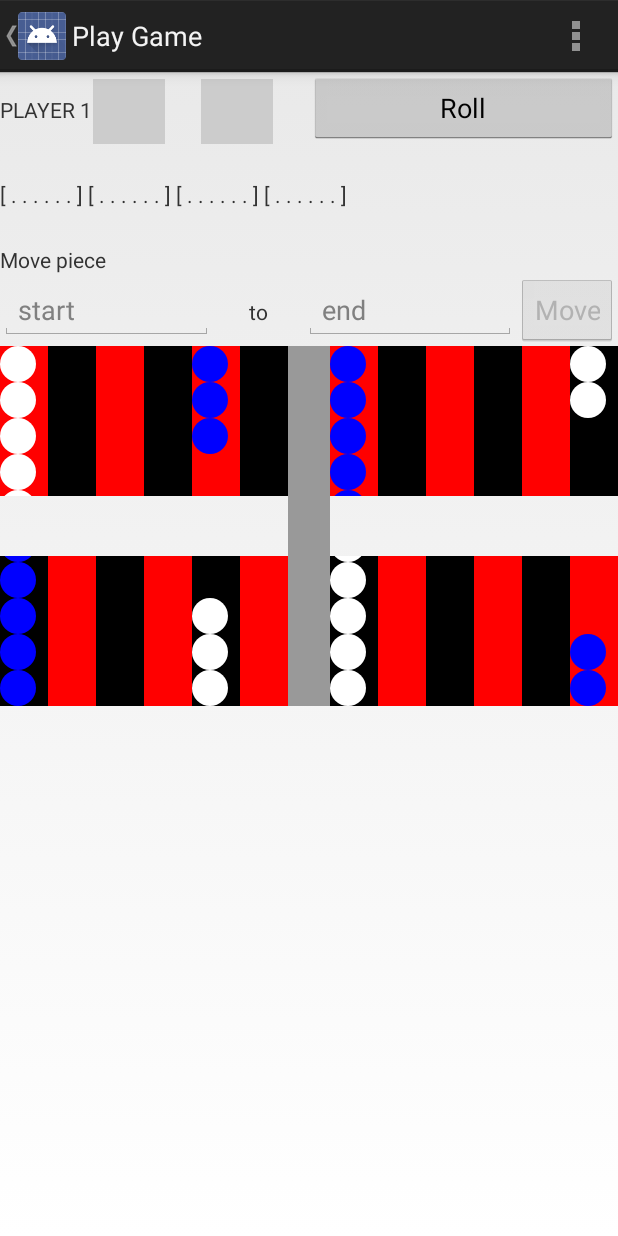
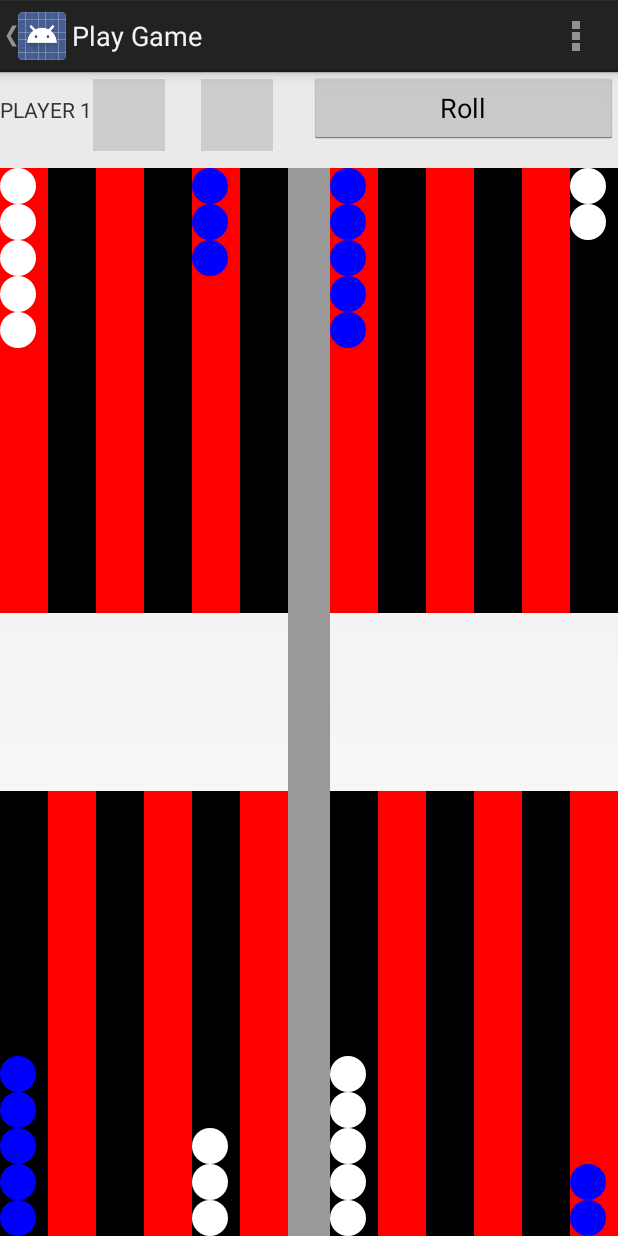
Before and after one commit to lawsonkight/RollDiceGit, an Android app: the screen it shows after launch (PlayGame), after a tap on "Start Game", on a phone screen of 412 x 824 dp. Run offline under Robolectric (Android 15) with nearby library versions, the phone set to English and light mode, and no system bars; 2 statements that could not run were skipped.

Commit message:
Removed manual move and gameBoardTextView

```diff
--- a/app/src/main/java/lawsonkight/rolldice/PlayGame.java
+++ b/app/src/main/java/lawsonkight/rolldice/PlayGame.java
@@ -108,8 +108,6 @@ public class PlayGame extends Activity {
 
     private TextView[] dieTextView = new TextView[NUMBER_OF_DICE];
 
-    TextView gameBoardTextView;
-
     private boolean isHome = true;
 
     @Override
@@ -120,8 +118,6 @@ public class PlayGame extends Activity {
         rollDiceButton = (Button) findViewById(R.id.button_roll_dice);
         movePieceButton = (Button) findViewById(R.id.button_move_piece);
         movePieceButton.setEnabled(false);
-
-        gameBoardTextView = (TextView) findViewById(R.id.game_board_text_view);
 
         dieTextView[0] = (TextView) findViewById(R.id.die_text_view1);
         dieTextView[1] = (TextView) findViewById(R.id.die_text_view2);
@@ -419,7 +415,6 @@ public class PlayGame extends Activity {
         if (endPoint == 0 || endPoint == 25) currentPlayer *= -1;
         gameBoardArray[endPoint] += currentPlayer;
         gameBoardArray[startPoint] -= currentPlayer;
-        setGameBoardText(); // todo remove?
 
         // move graphics
         ViewGroup owner = (ViewGroup) startView;
@@ -427,16 +422,6 @@ public class PlayGame extends Activity {
         LinearLayout container = (LinearLayout) endView;
         container.addView(checkerView);
         checkerView.setVisibility(View.VISIBLE);
-
-    }
-
-    private void setGameBoardText() {
-
-        String temp = "{";
-        for (int i : gameBoardArray) temp += i + ",";
-        temp += "}";
-
-        gameBoardTextView.setText(temp);
 
     }
 
@@ -508,33 +493,6 @@ public class PlayGame extends Activity {
 
     }
 
-    public void movePieceClick(View view) {
-
-        // todo eliminate?
-
-        TextView checkerStartLocationTextView = (TextView) findViewById(R.id.checker_start_location);
-        TextView checkerEndLocationTextView = (TextView) findViewById(R.id.checker_end_location);
-
-        String checkerStartLocationString = checkerStartLocationTextView.getText().toString();
-        String checkerEndLocationString = checkerEndLocationTextView.getText().toString();
-
-        int checkerStart = 0;
-        int checkerEnd = 0;
-
-        // checkerEndLocationTextView.addTextChangedListener(watch);
-
-        if(checkerStartLocationString.matches("\\d+"))
-            checkerStart = Integer.parseInt(checkerStartLocationString);
-
-        if(checkerEndLocationString.matches("\\d+"))
-            checkerEnd = Integer.parseInt(checkerEndLocationString);
-
-        // todo doesn't allow bar moves
-        if (checkerStart > 0 && checkerStart < 25 && checkerEnd >= 0 && checkerEnd <= 25)
-            requestMove(checkerStart, checkerEnd);
-
-    }
-
     private void nextTurn() {
 
         clearColorFilters();
--- a/app/src/main/res/layout/activity_play_game.xml
+++ b/app/src/main/res/layout/activity_play_game.xml
@@ -1,7 +1,7 @@
 <LinearLayout xmlns:android="http://schemas.android.com/apk/res/android"
     android:id="@+id/playgame_wrapper"
     android:layout_width="match_parent"
-    android:layout_height="wrap_content"
+    android:layout_height="match_parent"
 
     android:orientation="vertical"
     >
@@ -9,7 +9,8 @@
     <LinearLayout
         android:id="@+id/dice_tray"
         android:layout_width="match_parent"
-        android:layout_height="wrap_content">
+        android:layout_height="64dp"
+        >
 
     <TextView
         android:id="@+id/player_home_header"
@@ -46,82 +47,9 @@
 
     </LinearLayout>
 
-
-
-    <TextView
-        android:id="@+id/game_board_text_view"
-        android:layout_width="wrap_content"
-        android:layout_height="wrap_content"
-        android:layout_marginTop="24dp"
-        android:text="@string/game_board_default" />
-
-    <LinearLayout
-        android:layout_width="match_parent"
-        android:layout_height="wrap_content"
-        android:layout_marginTop="24dp"
-        android:orientation="vertical">
-
-        <TextView
-            android:layout_width="wrap_content"
-            android:layout_height="wrap_content"
-            android:text="@string/move_piece_header" />
-
-        <LinearLayout
-            android:layout_width="match_parent"
-            android:layout_height="wrap_content"
-            android:orientation="horizontal"
-            >
-
-            <EditText
-                android:id="@+id/checker_start_location"
-                android:layout_width="match_parent"
-                android:layout_height="wrap_content"
-                android:layout_weight="1"
-                android:digits="0,1,2,3,4,5,6,7,8,9"
-                android:inputType="number|textNoSuggestions"
-                android:hint="start" />
-
-            <TextView
-                android:layout_width="wrap_content"
-                android:layout_height="wrap_content"
-                android:layout_marginStart="24dp"
-                android:layout_marginEnd="24dp"
-                android:text="to"
-                />
-
-            <EditText
-                android:id="@+id/checker_end_location"
-                android:layout_width="match_parent"
-                android:layout_height="wrap_content"
-                android:layout_weight="1"
-                android:digits="0,1,2,3,4,5,6,7,8,9"
-                android:inputType="number|textNoSuggestions"
-                android:hint="end" />
-
-            <Button
-                android:id="@+id/button_move_piece"
-                android:layout_width="wrap_content"
-                android:layout_height="wrap_content"
-                android:text="@string/button_move_piece"
-                android:onClick="movePieceClick"
-                />
-
-        </LinearLayout>
-
-        <LinearLayout
-            android:layout_width="match_parent"
-            android:layout_height="wrap_content"
-            android:orientation="horizontal">
-
-
-
-        </LinearLayout>
-
-    </LinearLayout>
-
     <include
-            android:id="@+id/game_board"
-            layout="@layout/gameboard"
+        android:id="@+id/game_board"
+        layout="@layout/gameboard"
     />
 
 </LinearLayout>
```
